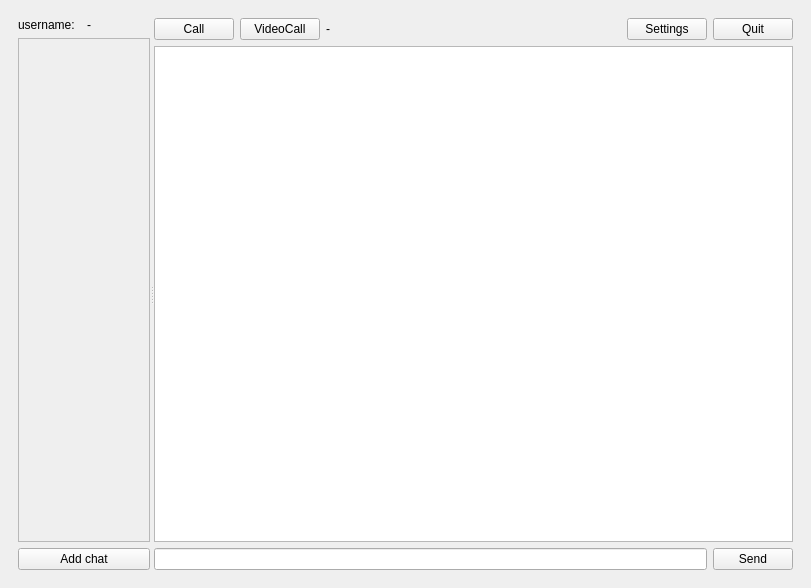
This is miMessageClient/mainwindow.ui in lucky-rydar/miMessage as Qt 5 draws it before an edit. The edited form follows.
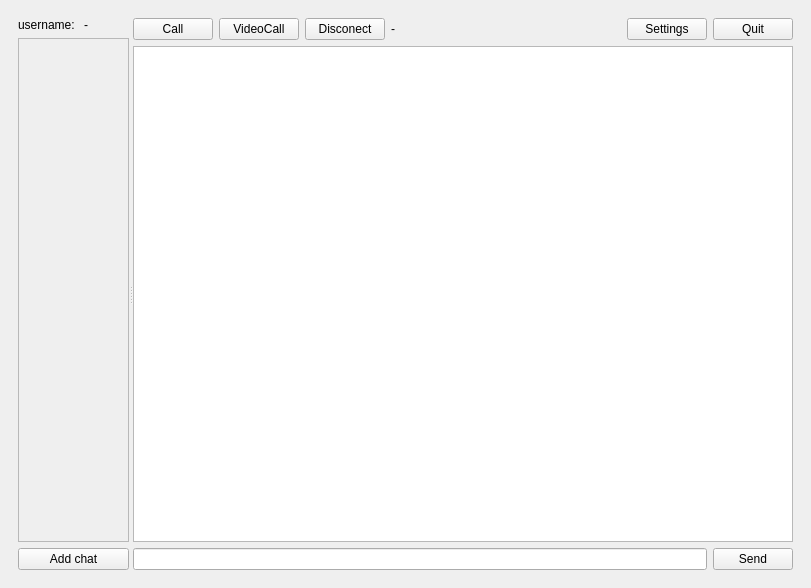
This is the edited form.

Commit message: Added button to end calling

```diff
--- a/miMessageClient/mainwindow.ui
+++ b/miMessageClient/mainwindow.ui
@@ -411,6 +411,13 @@
                 </property>
                </widget>
               </item>
+              <item>
+               <widget class="QPushButton" name="dsconnectButton">
+                <property name="text">
+                 <string>Disconect</string>
+                </property>
+               </widget>
+              </item>
               <item>
                <widget class="QLabel" name="currentChatLabel">
                 <property name="text">
```
The commit also changes 2 other files.
